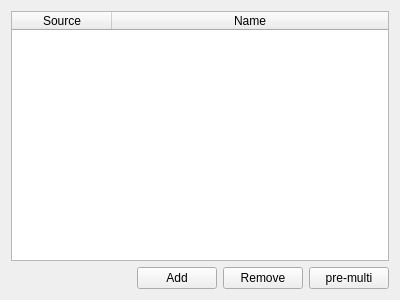
Qt form StgEditor/texturetab.ui (darknesswind/LiteSTG) before a commit.
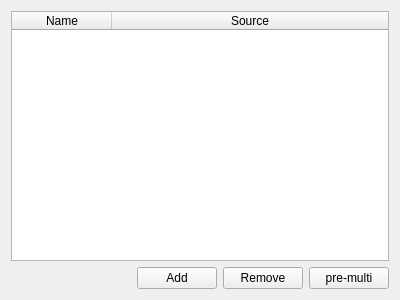
The same form after that commit.

Diff of the .ui file:
```diff
--- a/StgEditor/texturetab.ui
+++ b/StgEditor/texturetab.ui
@@ -36,12 +36,12 @@
      </attribute>
      <column>
       <property name="text">
-       <string>Source</string>
+       <string>Name</string>
       </property>
      </column>
      <column>
       <property name="text">
-       <string>Name</string>
+       <string>Source</string>
       </property>
      </column>
     </widget>
```
